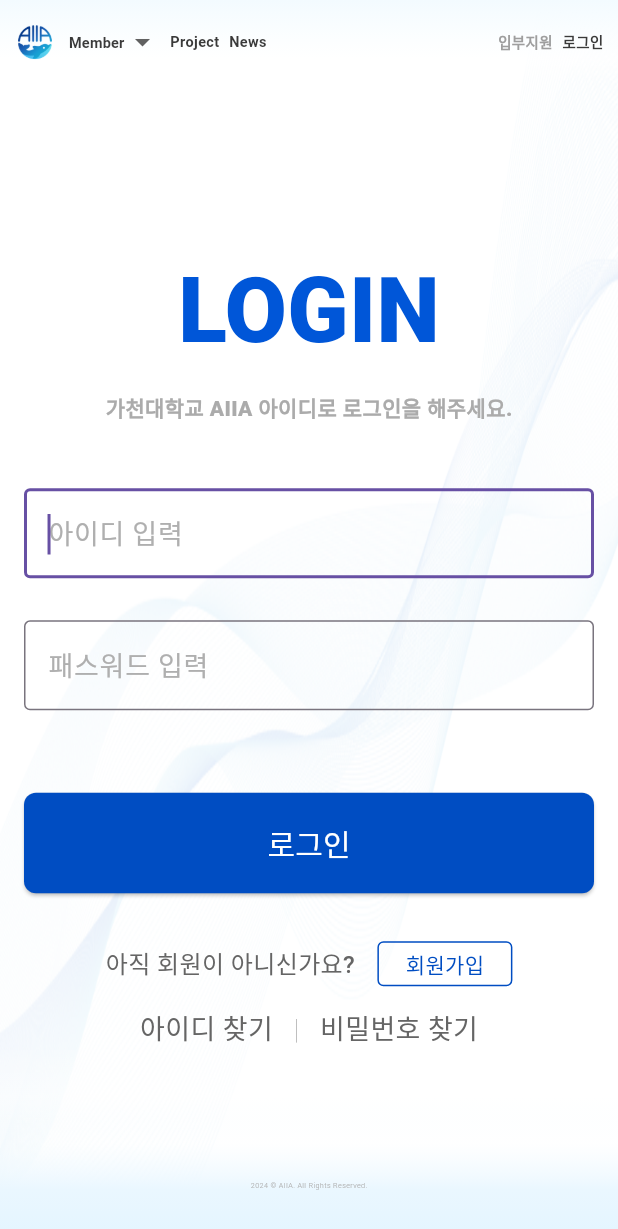
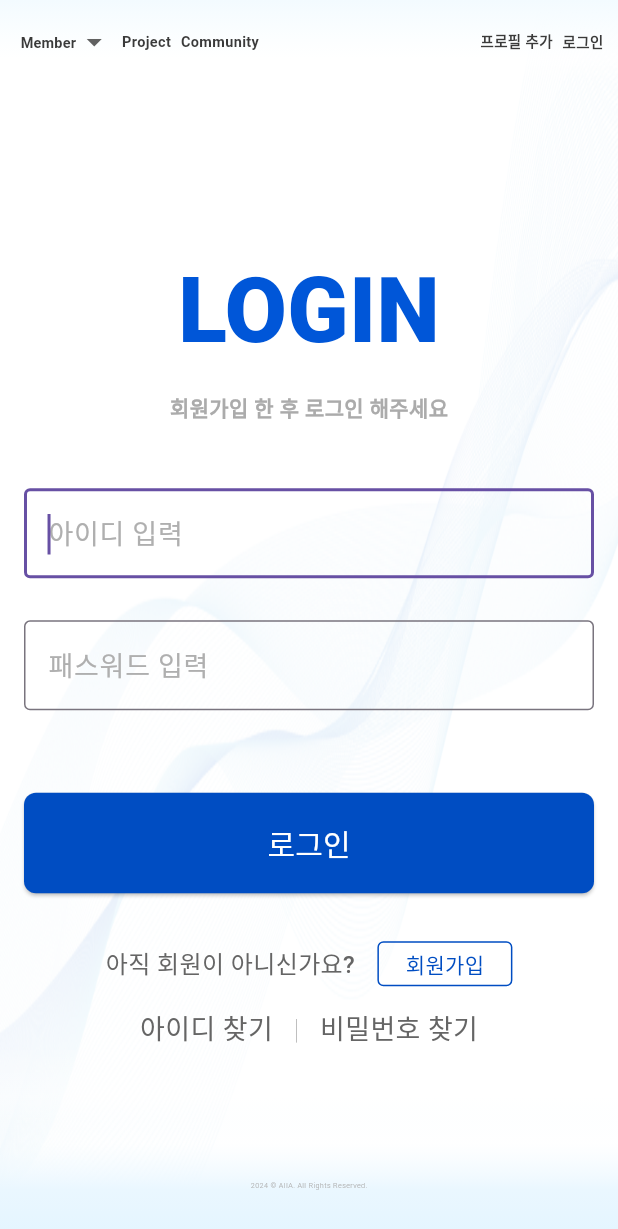
Before and after one commit to SalkCoding/SA-Front, a Flutter app: the Login screen opened by its route, on a phone screen of 412 x 824 dp. Shown: the top 1229 px of the screen. Run offline on Flutter 3.47's test engine with Material 3 defaults, Android fonts, the light colour scheme and no system bars; our stand-ins replace card_swiper, dio, file_picker, flutter_animate, flutter_riverpod, flutter_secure_storage and 4 more; missing offline and left inert: image_picker_web; accounts and stored records are empty; generated files the repository leaves out were written again; network calls fail; Roboto replaces fonts that are missing (Pretendard).

Commit message:
1차 수정 완료

```diff
--- a/lib/config/variable.dart
+++ b/lib/config/variable.dart
@@ -120,13 +120,10 @@ class Contract {
 
 class Intro {
   static const String intro =
-      """AIIA는 가천대학교 글로벌 캠퍼스 교내 자율 동아리이자 교내 유일 IT 플랫폼 탐구·개발 동아리로, AI·소프트웨어 학부 인공지능 전공 재학생을 중심으로 2023년 1월 7일에 창설되었습니다. Artificial Intelligence In Actions의 약어인 AIIA는 프로젝트 성과를 위한 인공지능 모델 개발의 의지를 담고 있습니다.\n\n
-AIIA는 Google에서 개발한 하이브리드 웹 프레임워크인 Flutter와 서버 개발을 위한 Spring, AI 딥러닝 모델 개발을 위한 Pytorch를 주 언어로 채택하여 Android, iOS 등의 모바일 환경부터 Window와 macOS, Linux 등의 웹 브라우저 환경까지 다양한 생태계에서 사용할 수 있는 애플리케이션 및 웹 서비스를 개발하는 ‘AIIA Project’를 동아리의 대표 활동으로 두고 있습니다.\n\n
-또한 구성원들이 바쁜 프로젝트 활동에도 AI·소프트웨어 학부에서 배운 지식을 놓치지 않도록 자체적인 Major-Study Group을 운영하며, 우수한 학부 과정을 충실히 이행할 수 있도록 돕고 있습니다. 이를 통해 선후배 간의 네트워크를 형성하면서, 공동체 의식을 길러 동아리 활동에도 긍정적인 영향을 끼칠 수 있도록 운영하고 있습니다.\n\n
-이외에도 AIIA는 네카라쿠배 현직자 및 유망한 스타트업 대표님을 특별 초청하여 강연을 열거나 Flutter 및 인공지능 모델에 대한 최신 소식을 조사하여 발표하는 ‘Future-Tech Seminar’ 등 다양한 콘텐츠를 통해 동아리 개개인의 잠재력 향상과 AI·소프트웨어 학부 전체에 좋은 영향을 끼칠 수 있도록 노력하고 있습니다""";
+      """내용 추가 1""";
 
   static const String intro1 =
-      """AIIA는 가천대학교 글로벌 캠퍼스 교내 자율 동아리이자 교내 유일 IT 플랫폼 탐구·개발 동아리로,\nAI·소프트웨어 학부 인공지능 전공 재학생을 중심으로 2023년 1월 7일에 창설되었습니다.\nArtificial Intelligence In Actions의 약어인 AIIA는 동아리에서 직접 개발한 플랫폼에 적용할\n인공지능 모델 개발과 이를 통한 생활 속 편의를 제공하겠다는 의지와 포부를 담고 있습니다.""";
+      """내용 추가 2""";
   static const String intro2 =
       """AIIA는 Google에서 개발한 하이브리드 웹 프레임워크인 Flutter와 서버 개발을 위한 Spring,\n그리고 AI 딥러닝 모델 개발을 위한 라이브러리인 Pytorch를 주 도구로 채택하여 Android, iOS 같은\n모바일 환경부터 Windows, macOS, Linux 등의 웹 브라우저 환경까지 다양한 플랫폼 생태계에서\n이용 가능한 애플리케이션 및 웹 서비스를 개발하는 팀 프로젝트, ‘AIIA Project’를 동아리의\n대표 활동으로 운영하고 있습니다.""";
   static const String intro3 =
--- a/lib/pages/apply/apply.dart
+++ b/lib/pages/apply/apply.dart
@@ -5,6 +5,7 @@ import 'package:file_picker/_internal/file_picker_web.dart';
 import 'package:flutter/material.dart';
 import 'package:flutter/widgets.dart';
 import 'package:air_front/widget/common/footer.dart';
+import 'package:go_router/go_router.dart';
 
 //지원서 작성하는 페이지
 //Textfieldform, Dropdown, 파일 올리기 중요
@@ -19,7 +20,6 @@ class Apply extends StatefulWidget {
 class _ApplyState extends State<Apply> {
   final TextEditingController nameController = TextEditingController();
   final TextEditingController depController = TextEditingController();
-  final TextEditingController stnumController = TextEditingController();
   final TextEditingController phonController = TextEditingController();
   final TextEditingController emailController = TextEditingController();
   final _applyKey = GlobalKey<FormState>();
@@ -105,7 +105,7 @@ class _ApplyState extends State<Apply> {
                 const Padding(
                   padding: EdgeInsets.symmetric(vertical: 150, horizontal: 80),
                   child: Text(
-                    "입부 지원서",
+                    "지원서",
                     textAlign: TextAlign.center,
                     style: TextStyle(
                       fontFamily: 'Pretendard',
@@ -129,15 +129,10 @@ class _ApplyState extends State<Apply> {
                                 controller: nameController,
                                 validator: nameValidator),
                             CustomTextFieldColumn(
-                                kind: '학과',
-                                hint: '학과 입력',
+                                kind: '전공',
+                                hint: '전공 입력',
                                 controller: depController,
                                 validator: depValidator),
-                            CustomTextFieldColumn(
-                                kind: '학번',
-                                hint: '학번 입력',
-                                controller: stnumController,
-                                validator: stnumValidator),
                             CustomTextFieldColumn(
                                 kind: '전화번호',
                                 hint: '전화번호 입력',
--- a/lib/pages/login/login.dart
+++ b/lib/pages/login/login.dart
@@ -54,7 +54,7 @@ class Login extends ConsumerWidget {
                           height: ratio.height * 20,
                         ),
                         Text(
-                          '가천대학교 AIIA 아이디로 로그인을 해주세요.',
+                          '회원가입 한 후 로그인 해주세요',
                           style: AirTextStyle.loginsub,
                         ),
                         SizedBox(
--- a/lib/pages/news/news.dart
+++ b/lib/pages/news/news.dart
@@ -117,7 +117,7 @@ class _NewsState extends ConsumerState<News> {
                 Column(
                   crossAxisAlignment: CrossAxisAlignment.start,
                   children: [
-                    BoxChat(title: 'News', img: ImgPath.newsIcon),
+                    BoxChat(title: 'Community', img: ImgPath.newsIcon),
                     SizedBox(height: 10,),
                     NewsSearchBar()
                   ],
--- a/lib/widget/common/topbar.dart
+++ b/lib/widget/common/topbar.dart
@@ -5,6 +5,7 @@ import 'package:air_front/pages/loading_page.dart';
 import 'package:air_front/pages/mainpage/main_page.dart';
 import 'package:air_front/pages/member/member.dart';
 import 'package:air_front/pages/news/news.dart';
+import 'package:air_front/pages/apply/apply.dart';
 import 'package:air_front/pages/project/projects.dart';
 import 'package:air_front/provider/user/user_provider.dart';
 import 'package:flutter/cupertino.dart';
@@ -54,20 +55,7 @@ class _TopBarState extends ConsumerState<TopBar> {
             crossAxisAlignment: CrossAxisAlignment.center,
             children: [
               SizedBox(
-                width: ratio.width * 45,
-              ),
-              GestureDetector(
-                onTap: () {
-                  context.goNamed(MainPage.routeName);
-                },
-                child: Image.asset(
-                  ImgPath.aiia_logo_blue,
-                  width: ratio.width * 200,
-                  height: ratio.height * 200,
-                ),
-              ),
-              SizedBox(
-                width: ratio.width * 40,
+                width: ratio.width * 85,
               ),
               topBarClickWidget(ishover: isHover),
               SizedBox(
@@ -87,7 +75,7 @@ class _TopBarState extends ConsumerState<TopBar> {
                 onTap: () async {
                   context.goNamed(News.routeName);
                 },
-                child: Text('News',
+                child: Text('Community',
                     style: topbarTextStyle(isMobile: isMobile(context))),
               ),
             ],
@@ -97,10 +85,13 @@ class _TopBarState extends ConsumerState<TopBar> {
               mainAxisAlignment: MainAxisAlignment.end,
               crossAxisAlignment: CrossAxisAlignment.center,
               children: [
-                Text(
-                  '입부지원',
-                  style: topbarTextStyle(isMobile: isMobile(context))
-                      .copyWith(color: Colors.grey),
+                InkWell(
+                  onTap: () {
+                    context.goNamed(Apply.routeName);
+                },
+                child: Text('프로필 추가',
+                    style:
+                    topbarTextStyle(isMobile: isMobile(context))),
                 ),
                 SizedBox(
                   width: ratio.width * 40,
@@ -199,20 +190,6 @@ class _TopBarState extends ConsumerState<TopBar> {
               )
             ],
           ),
-          ishover
-              ? Padding(
-                  padding: const EdgeInsets.only(top: 80),
-                  child: InkWell(
-                    onTap: () {
-                      context.goNamed('Unit');
-                    },
-                    child: Text(
-                      'Unit',
-                      style: topbarTextStyle(isMobile: isMobile(context)),
-                    ),
-                  ),
-                )
-              : SizedBox()
         ],
       ),
     );
--- a/lib/widget/mainpage/intro_aiia.dart
+++ b/lib/widget/mainpage/intro_aiia.dart
@@ -17,9 +17,9 @@ class IntroAIIA extends StatelessWidget {
         ),
         Container(
           child: Text(
-            "결국은, AIIA",
+            "개발자들의 공간 'Weaver'",
             style: TextStyle(
-              fontSize: ratio.width * 100,
+              fontSize: ratio.width * 70,
               fontFamily: 'Pretendard',
               fontWeight: FontWeight.w800,
               color: AirColor.subTitle1,
--- a/lib/widget/mainpage/intro_title.dart
+++ b/lib/widget/mainpage/intro_title.dart
@@ -15,17 +15,17 @@ class IntroTitle extends StatelessWidget {
             mainAxisAlignment: MainAxisAlignment.center,
             children: [
               Text(
-                "AIIA",
+                "Weaver",
                 style: TextStyle(
                   color: AirColor.navy,
-                  fontSize: ratio.width * 500,
+                  fontSize: ratio.width * 370,
                   fontFamily: 'Audiowide',
                   fontWeight: FontWeight.w900,
                 ),
               ),
               SizedBox(width: 40,),
               GradientText(
-                "Artificial\nIntelligence\nIn Actions",
+                "Make\nDeveloper\nOne",
                 colors: [
                   Colors.blueGrey,
                   Colors.blueAccent.withOpacity(0.8),
```
Also changed, not shown: lib/pages/member/unit.dart (deleted, +0 -108 lines), lib/provider/goroute/go_route_provider.dart (+6 -6 lines), lib/provider/member/unit_provider.dart (deleted, +0 -31 lines), lib/widget/member/units.dart (deleted, +0 -65 lines), pubspec.lock.
